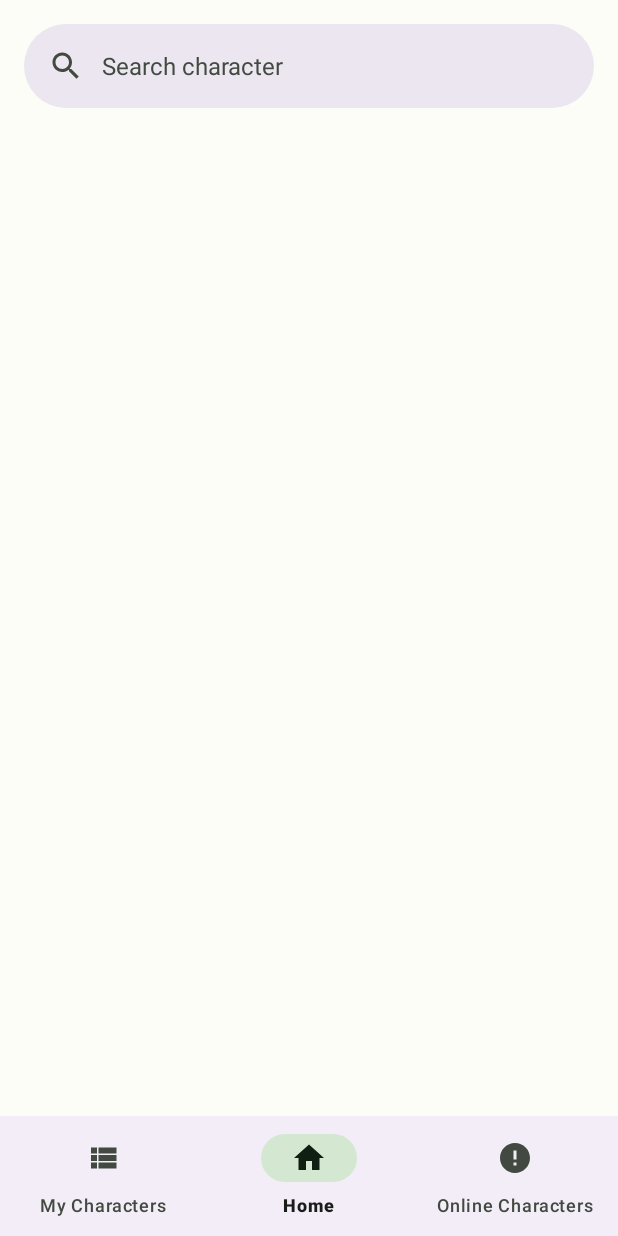
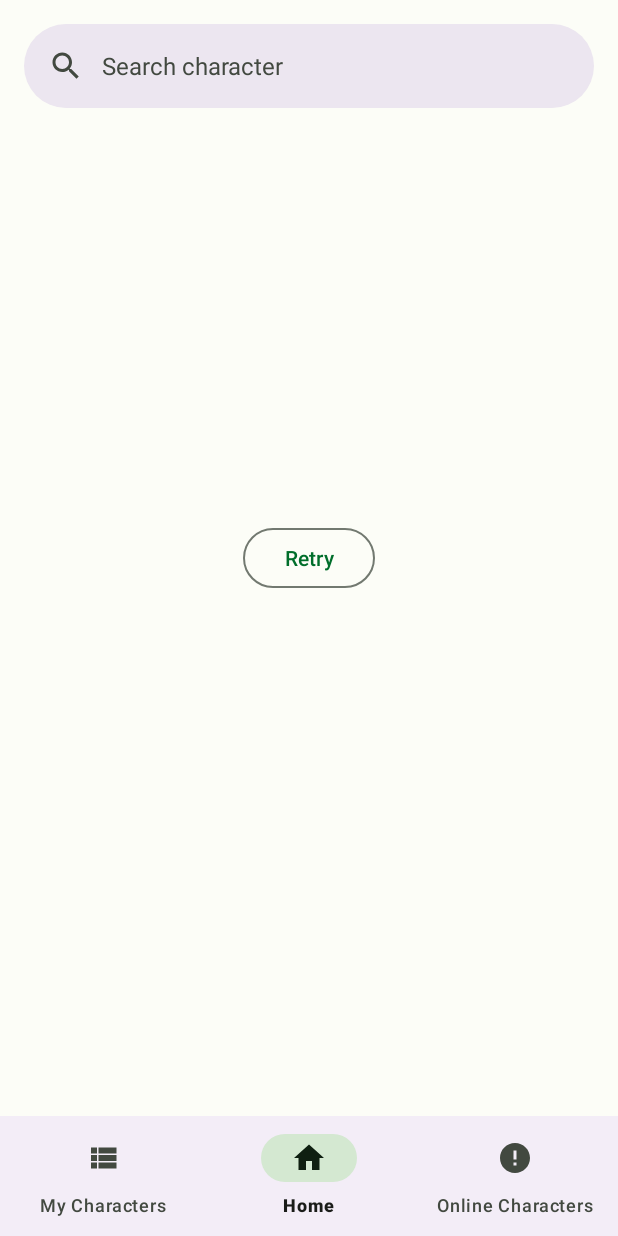
Before and after one commit to AdalRodNun/RickAndMortyAndroidApp, an Android app: the fragment CharactersFragment placed in its activity, on a phone screen of 412 x 824 dp. Run offline under Robolectric (Android 15) with nearby library versions, the phone set to English and light mode, and no system bars; our stand-ins replace Dagger/Hilt's generated code, Room's generated code, paging; pictures from the network do not load.

Commit message:
feat(App): Implemented loading states to characters service and button that gets you to first item.

```diff
--- a/app/src/main/java/com/myapp/rickandmorty/ui/fragment/CharactersFragment.kt
+++ b/app/src/main/java/com/myapp/rickandmorty/ui/fragment/CharactersFragment.kt
@@ -10,7 +10,9 @@ import androidx.activity.OnBackPressedCallback
 import androidx.fragment.app.Fragment
 import androidx.fragment.app.viewModels
 import androidx.lifecycle.lifecycleScope
+import androidx.paging.LoadState
 import androidx.recyclerview.widget.LinearLayoutManager
+import androidx.recyclerview.widget.RecyclerView
 import com.myapp.rickandmorty.databinding.FragmentCharactersBinding
 import com.myapp.rickandmorty.domain.model.CharacterR
 import com.myapp.rickandmorty.ui.adapter.CharactersPagingAdapter
@@ -52,8 +54,11 @@ class CharactersFragment : Fragment() {
         charactersAdapter = CharactersPagingAdapter(
             onClickListener = { character -> onItemSelected(character) }
         )
-        binding.recylerService.layoutManager = LinearLayoutManager(requireContext())
-        binding.recylerService.adapter = charactersAdapter
+        binding.rvCharacters.layoutManager = LinearLayoutManager(requireContext())
+        binding.rvCharacters.adapter = charactersAdapter
+
+        setAdaptersStates()
+        binding.scrollUp.hide()
     }
 
     private fun setListeners() = with(binding) {
@@ -68,10 +73,39 @@ class CharactersFragment : Fragment() {
             false
         }
 
+        btRetry.setOnClickListener {
+            val name = searchBar.text.toString()
+
+            if (name.isNotEmpty()) viewModel.getCharactersList(name = name.lowercase())
+            else viewModel.getCharactersList(name = null)
+        }
+
+        scrollUp.setOnClickListener {
+            rvCharacters.smoothScrollToPosition(0)
+        }
+
         searchView.setOnMenuItemClickListener {
             Log.e("Test", it.toString())
             false
         }
+
+        rvCharacters.addOnScrollListener(object : RecyclerView.OnScrollListener() {
+            override fun onScrolled(recyclerView: RecyclerView, dx: Int, dy: Int) {
+                if (dy > 10 && scrollUp.isShown) {
+                    // desplazamiento hacia abajo
+                    scrollUp.hide()
+                }
+
+                if (dy < -10 && !scrollUp.isShown) {
+                    // desplazamiento hacia arriba
+                    scrollUp.show()
+                }
+
+                if (!recyclerView.canScrollVertically(-1)&& scrollUp.isShown) {
+                    scrollUp.hide()
+                }
+            }
+        })
     }
 
     private fun setObservers() = with(viewModel) {
@@ -83,6 +117,32 @@ class CharactersFragment : Fragment() {
             resultsState.collectLatest {
                 it.collectLatest { pagingData ->
                     charactersAdapter.submitData(pagingData)
+                }
+            }
+        }
+    }
+
+    private fun setAdaptersStates() = with(binding) {
+        charactersAdapter.addLoadStateListener {
+            when (it.refresh) {
+                is LoadState.Loading -> {
+                    btRetry.visibility = View.INVISIBLE
+                    progressBar.visibility = View.VISIBLE
+                    rvCharacters.visibility = View.GONE
+                }
+
+                is LoadState.Error -> {
+                    //val a = it.source.append as? LoadState.Error
+
+                    btRetry.visibility = View.VISIBLE
+                    progressBar.visibility = View.INVISIBLE
+                    rvCharacters.visibility = View.GONE
+                }
+
+                is LoadState.NotLoading -> {
+                    btRetry.visibility = View.GONE
+                    progressBar.visibility = View.GONE
+                    rvCharacters.visibility = View.VISIBLE
                 }
             }
         }
--- a/app/src/main/res/layout/fragment_characters.xml
+++ b/app/src/main/res/layout/fragment_characters.xml
@@ -27,14 +27,50 @@
         android:layout_height="match_parent"
         android:hint="@string/search_character"
         app:layout_anchor="@id/search_bar">
+
+        <TextView
+            android:layout_width="match_parent"
+            android:layout_height="wrap_content"
+            android:gravity="center_horizontal"
+            android:layout_marginTop="@dimen/margin_32"
+            android:textSize="32sp"
+            android:text="To implement"
+            tools:ignore="HardcodedText" />
+
     </com.google.android.material.search.SearchView>
 
     <androidx.recyclerview.widget.RecyclerView
-        android:id="@+id/recyler_service"
+        android:id="@+id/rvCharacters"
         android:layout_width="match_parent"
         android:layout_height="wrap_content"
         android:layout_marginHorizontal="@dimen/margin_general"
         app:layout_behavior="@string/appbar_scrolling_view_behavior"
         tools:listitem="@layout/item_character" />
 
+    <ProgressBar
+        android:id="@+id/progressBar"
+        android:layout_width="wrap_content"
+        android:layout_height="wrap_content"
+        android:layout_gravity="center"
+        android:visibility="gone" />
+
+    <Button
+        android:id="@+id/btRetry"
+        style="@style/Widget.Material3.Button.OutlinedButton"
+        android:layout_width="wrap_content"
+        android:layout_height="wrap_content"
+        android:layout_gravity="center"
+        android:text="@string/retry"
+        android:visibility="gone" />
+
+    <com.google.android.material.floatingactionbutton.ExtendedFloatingActionButton
+        android:id="@+id/scrollUp"
+        android:layout_width="wrap_content"
+        android:layout_height="wrap_content"
+        android:layout_gravity="center_horizontal|bottom"
+        android:layout_margin="16dp"
+        android:contentDescription="@string/return_to_top"
+        android:text="@string/return_to_top"
+        app:icon="@drawable/ic_up" />
+
 </androidx.coordinatorlayout.widget.CoordinatorLayout>
--- a/app/src/main/res/values/strings.xml
+++ b/app/src/main/res/values/strings.xml
@@ -34,6 +34,8 @@
     <string name="camera_icon">Camera icon</string>
     <string name="register_new_account">Register new account</string>
     <string name="search_character">Search character</string>
+    <string name="retry">Retry</string>
+    <string name="return_to_top">Return to top</string>
 
     <!--Container Menu-->
     <string name="online_menu">Online Characters</string>
--- /dev/null
+++ b/style/src/main/res/drawable/ic_up.xml
@@ -0,0 +1,5 @@
+<vector android:height="24dp" android:tint="#000000"
+    android:viewportHeight="24" android:viewportWidth="24"
+    android:width="24dp" xmlns:android="http://schemas.android.com/apk/res/android">
+    <path android:fillColor="@android:color/white" android:pathData="M7.41,15.41L12,10.83l4.59,4.58L18,14l-6,-6 -6,6z"/>
+</vector>
```
Also changed, not shown: 1 other file.
